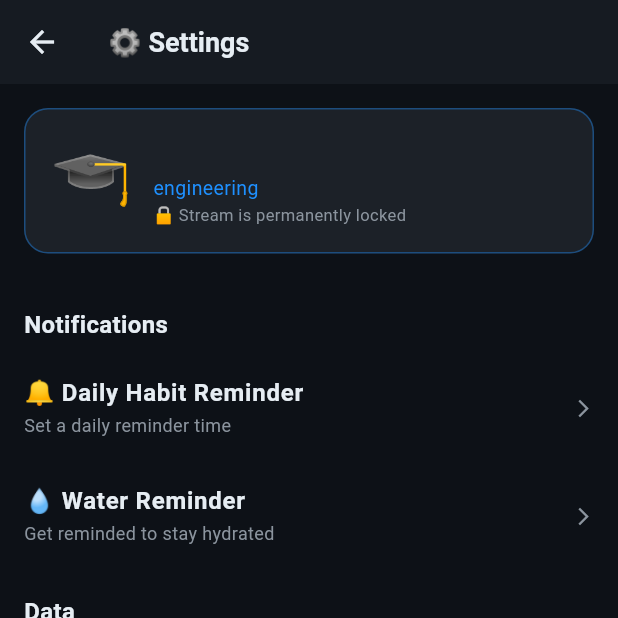
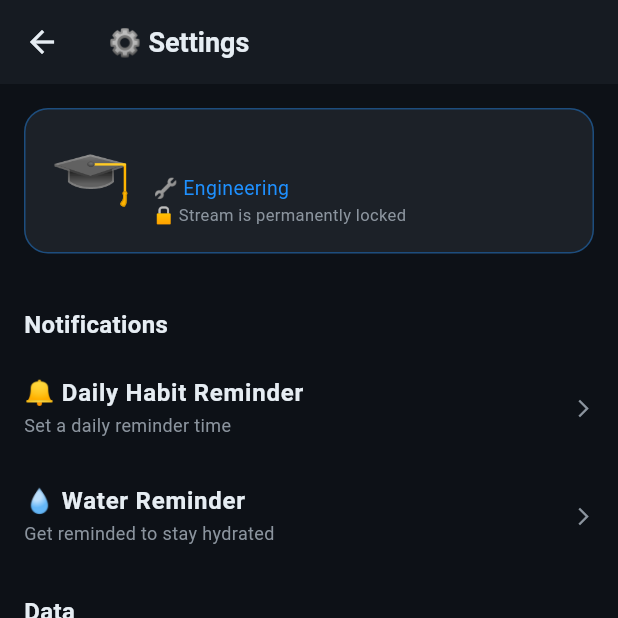
Before and after one commit to Prudhvipallav/Study-tracker, a Flutter app: the SettingsScreen screen opened directly, on a phone screen of 412 x 824 dp, the top half of it. Run offline on Flutter 3.47's test engine with Material 3 defaults, Android fonts, the phone set to English and light mode, and no system bars; our stand-ins replace fl_chart, flutter_local_notifications, sqflite; accounts and stored records are empty.

Commit message:
fix: all dart analyzer errors + makensis PATH fix
Dart fixes (flutter analyze clean):
- settings_screen.dart: streamNames -> _streamNames (CRITICAL build error)
- home_screen.dart: removed unused '../todo/todo_screen.dart' import
- home_screen.dart: removed unused _habits field
- health_screen.dart: removed unused _today field
- stats_screen.dart: removed unused today, month local vars
- theme_manager.dart: removed redundant flutter/services.dart import

Windows CI fix:
- build.yml: makensis called via full path
  'C:\Program Files (x86)\NSIS\makensis.exe' since choco install
  does not refresh current shell PATH

```diff
--- a/mobile/lib/screens/health/health_screen.dart
+++ b/mobile/lib/screens/health/health_screen.dart
@@ -12,7 +12,6 @@
 class _HealthScreenState extends State<HealthScreen> with SingleTickerProviderStateMixin {
   late TabController _tab;
   Map<String, dynamic>? _log;
-  final _today = DateTime.now().toIso8601String().substring(0, 10);
 
   @override
   void initState() { super.initState(); _tab = TabController(length: 4, vsync: this); _load(); }
--- a/mobile/lib/screens/home/home_screen.dart
+++ b/mobile/lib/screens/home/home_screen.dart
@@ -3,7 +3,6 @@
 import '../../database/db_helper.dart';
 import '../../widgets/widgets.dart';
 import '../../services/quote_service.dart';
-import '../todo/todo_screen.dart';
 import '../countdown/countdown_screen.dart';
 import '../goals/goals_screen.dart';
 
@@ -15,7 +14,6 @@
 
 class _HomeScreenState extends State<HomeScreen> {
   Map<String, dynamic>? _profile;
-  List<Map<String, dynamic>> _habits = [];
   List<Map<String, dynamic>> _habitsToday = [];
   List<Map<String, dynamic>> _countdowns = [];
   List<Map<String, dynamic>> _goals = [];
@@ -54,7 +52,6 @@
     if (mounted) {
       setState(() {
         _profile = profile;
-        _habits = habits;
         _habitsToday = habits.map((h) => {...h, 'done': doneTodayIds.contains(h['id'])}).toList();
         _countdowns = countdowns;
         _goals = goals;
--- a/mobile/lib/screens/more/settings_screen.dart
+++ b/mobile/lib/screens/more/settings_screen.dart
@@ -48,7 +48,7 @@
             const SizedBox(width: 14),
             Column(crossAxisAlignment: CrossAxisAlignment.start, children: [
               Text(name, style: TextStyle(color: ThemeManager.textColor, fontWeight: FontWeight.bold, fontSize: 18)),
-              Text(streamNames[stream] ?? stream, style: TextStyle(color: ThemeManager.primary, fontSize: 13)),
+              Text(_streamNames[stream] ?? stream, style: TextStyle(color: ThemeManager.primary, fontSize: 13)),
               Text('🔒 Stream is permanently locked', style: TextStyle(color: ThemeManager.textSecondary, fontSize: 11)),
             ]),
           ]),
--- a/mobile/lib/screens/more/stats_screen.dart
+++ b/mobile/lib/screens/more/stats_screen.dart
@@ -18,9 +18,7 @@
 
   Future<void> _load() async {
     final db = DbHelper.instance;
-    final today = DateTime.now().toIso8601String().substring(0, 10);
     final week = DateTime.now().subtract(const Duration(days: 7)).toIso8601String().substring(0, 10);
-    final month = DateTime.now().subtract(const Duration(days: 30)).toIso8601String().substring(0, 10);
 
     final totalTasks = await db.fetchOne('SELECT COUNT(*) as c FROM todos WHERE is_completed=1');
     final pomoCycles = await db.fetchOne('SELECT SUM(cycles_completed) as s FROM pomodoro_sessions');
--- a/mobile/lib/theme/theme_manager.dart
+++ b/mobile/lib/theme/theme_manager.dart
@@ -1,5 +1,4 @@
 import 'dart:convert';
-import 'package:flutter/services.dart';
 import 'package:flutter/material.dart';
 
 class ThemeManager {
```
Also changed, not shown: 1 other file.
